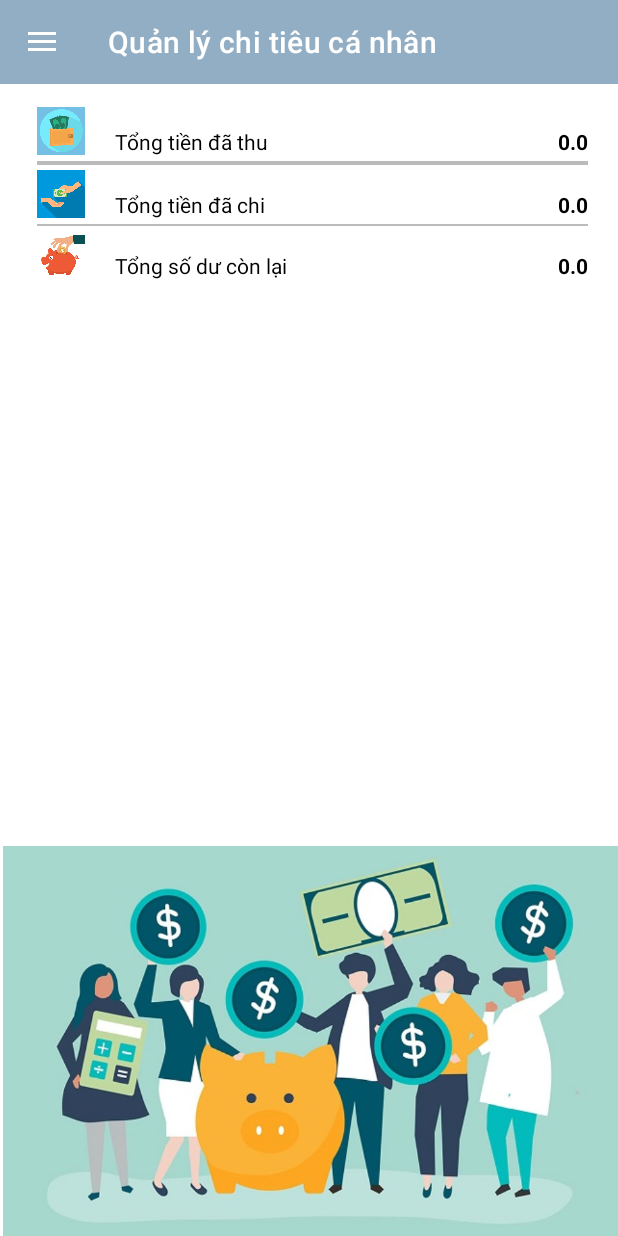
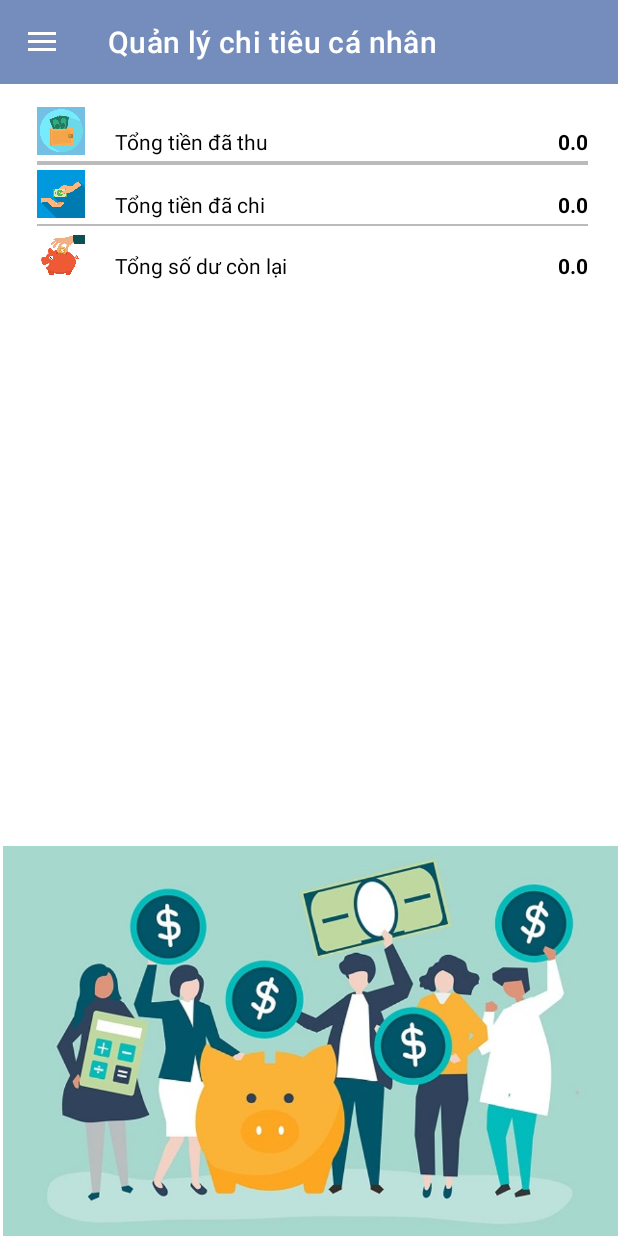
Before and after one commit to nguyenthanhdat20130013/qlchitieu_cnpm, an Android app: the MainAppActivity screen opened directly, with no data from a screen before it, on a phone screen of 412 x 824 dp. Run offline under Robolectric (Android 15) with nearby library versions, the phone set to English and light mode, and no system bars.

Commit message:
update màu

```diff
--- a/app/src/main/java/com/example/quanlychitieu/LoginActivity.java
+++ b/app/src/main/java/com/example/quanlychitieu/LoginActivity.java
@@ -78,7 +78,7 @@ public class LoginActivity extends AppCompatActivity {
     // for TextView yet not supported in Xml so i have done it programmatically)
     private void initCreateAccountTextView() {
         TextView textViewCreateAccount = (TextView) findViewById(R.id.textViewCreateAccount);
-        textViewCreateAccount.setText(fromHtml("<font color='#ffffff'>I don't have account yet. </font><font color='#0c0099'>create one</font>"));
+        textViewCreateAccount.setText(fromHtml("<font color='#000000'>I don't have account yet. </font><font color='#0c0099'>create one</font>"));
         textViewCreateAccount.setOnClickListener(new View.OnClickListener() {
             @Override
             public void onClick(View view) {
--- a/app/src/main/res/layout/activity_main_app.xml
+++ b/app/src/main/res/layout/activity_main_app.xml
@@ -13,17 +13,19 @@
         android:orientation="vertical"
         android:layout_width="match_parent"
         android:layout_height="match_parent">
+
         <androidx.appcompat.widget.Toolbar
-            android:theme="@style/ThemeOverlay.AppCompat.Dark.ActionBar"
-            android:background="#91AEC4"
-            app:titleTextColor="@color/white"
+            android:id="@+id/toolbar"
+            android:layout_width="match_parent"
+            android:layout_height="?attr/actionBarSize"
+            android:background="#748DBC"
             android:fitsSystemWindows="true"
             android:minHeight="?attr/actionBarSize"
-            android:id="@+id/toolbar"
-            android:layout_width="match_parent"
-            android:layout_height="?attr/actionBarSize">
+            android:theme="@style/ThemeOverlay.AppCompat.Dark.ActionBar"
+            app:titleTextColor="@color/white">
 
         </androidx.appcompat.widget.Toolbar>
+
         <FrameLayout
             android:id="@+id/frame_layout"
             android:layout_width="match_parent"
--- a/app/src/main/res/layout/khoan_chi_view_item.xml
+++ b/app/src/main/res/layout/khoan_chi_view_item.xml
@@ -5,12 +5,14 @@
     app:cardCornerRadius="0dp"
     app:cardElevation="10dp"
     android:layout_marginTop="10dp"
+    android:paddingEnd="10dp"
     android:layout_width="match_parent"
     android:layout_height="wrap_content">
 
 <RelativeLayout
     android:layout_width="match_parent"
-    android:layout_height="wrap_content">
+    android:layout_height="wrap_content"
+    android:layout_marginTop="10dp">
 
     <TextView
         android:id="@+id/tv_tenkhoanchi"
```
Also changed, not shown: app/src/main/assets/img/app-quan-ly-chi-tieu-2.jpg (added), 1 other file.
